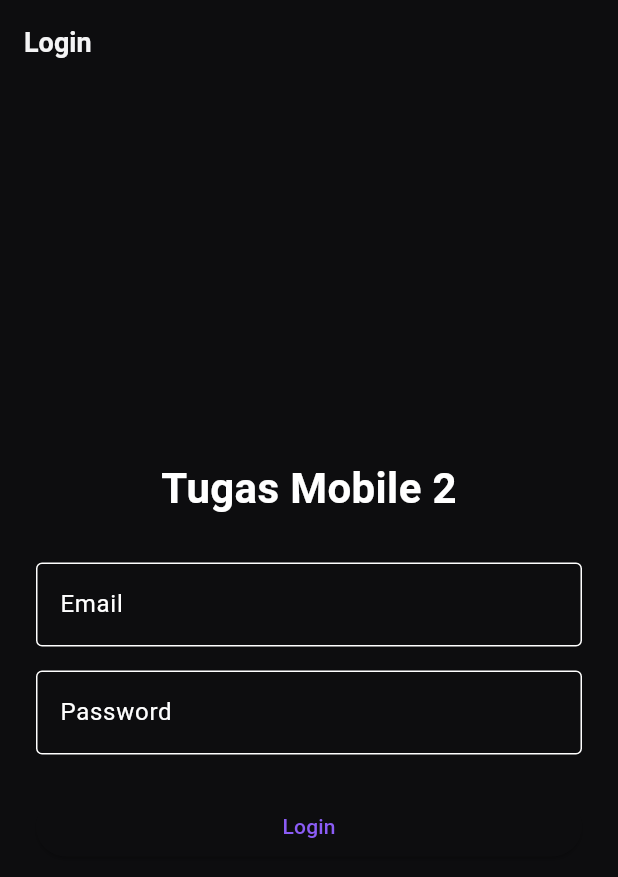
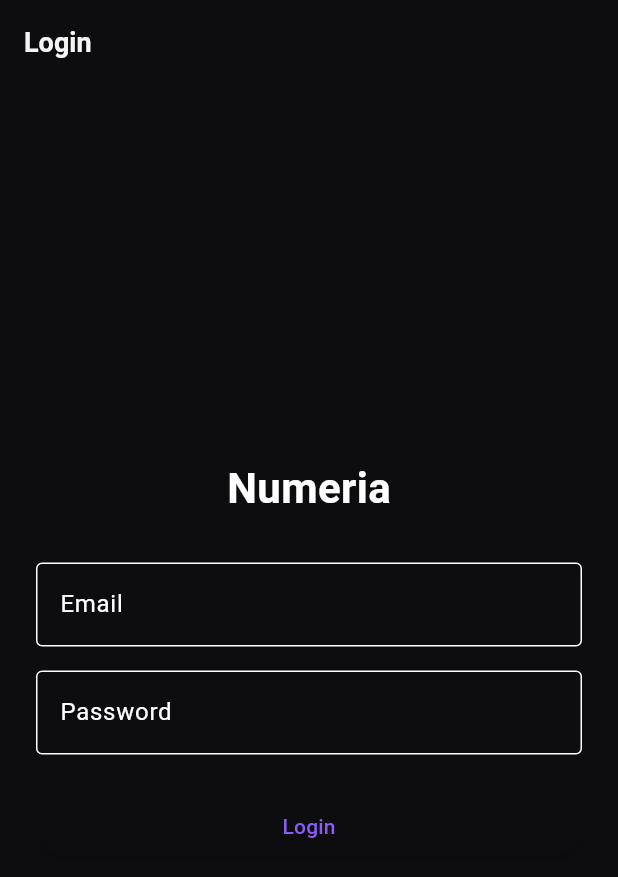
Before and after one commit to Bintang-Dirgantoro/Mobile-tugas-2-, a Flutter app: the screen it shows after launch, on a phone screen of 412 x 824 dp. Shown: the top 877 px of the screen. Run offline on Flutter 3.47's test engine with Material 3 defaults, Android fonts, the phone set to English and light mode, and no system bars; our stand-ins replace firebase_auth, firebase_core; accounts and stored records are empty.

Commit message:
kasih nama app : Numeria

```diff
--- a/lib/pages/home_page.dart
+++ b/lib/pages/home_page.dart
@@ -19,7 +19,7 @@ class HomePage extends StatelessWidget {
 
     return Scaffold(
       appBar: AppBar(
-        title: const Text('Tugas Mobile 2'),
+        title: const Text('Numeria'),
         actions: [
           IconButton(
             onPressed: () async {
--- a/lib/pages/login_page.dart
+++ b/lib/pages/login_page.dart
@@ -37,7 +37,7 @@ class _LoginPageState extends State<LoginPage> {
           mainAxisAlignment: MainAxisAlignment.center,
           children: [
             const Text(
-              'Tugas Mobile 2',
+              'Numeria',
               style: TextStyle(fontSize: 28, fontWeight: FontWeight.bold),
             ),
 
```
